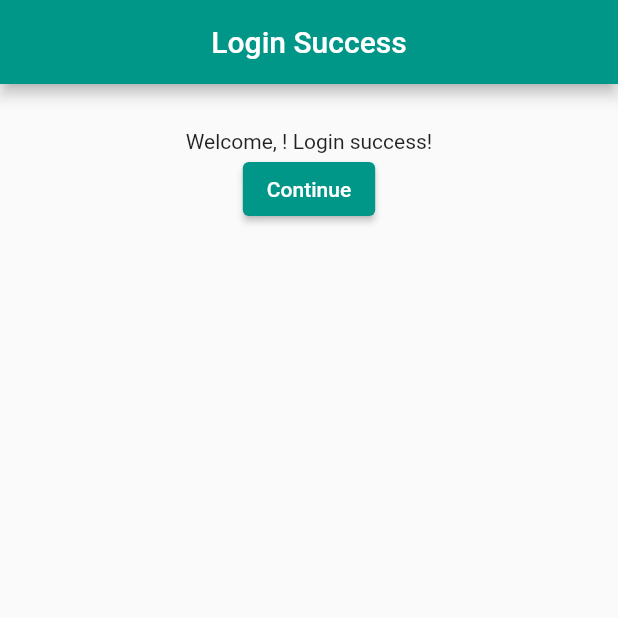
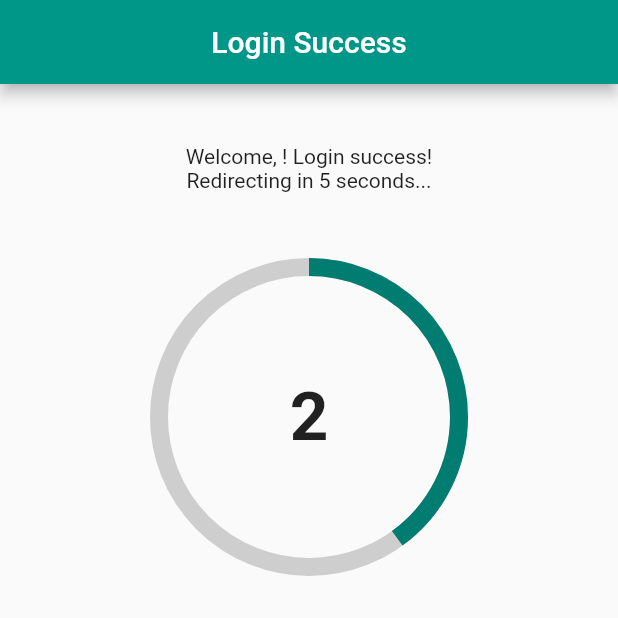
Before and after one commit to nsweatlas/mahallahfriendfinder, a Flutter app: the screen it shows once a user with an empty profile is signed in, on a phone screen of 412 x 824 dp, the top half of it. Run offline on Flutter 3.47's test engine with Material 2 defaults, Android fonts, the phone set to English and light mode, and no system bars; our stand-ins replace firebase_auth, firebase_core; accounts and stored records are empty.

Commit message:
Commit login_page and ui_widget for CircularProgressIndicator

```diff
--- a/lib/main.dart
+++ b/lib/main.dart
@@ -1,10 +1,10 @@
 import 'package:flutter/material.dart';
 import 'package:firebase_core/firebase_core.dart';
 import 'package:mahallahfriendfinder/widget_tree.dart';
+import 'pages/login_page.dart';
+import 'pages/loginsuccess_page.dart';
 import 'routes.dart';
-import 'package:mahallahfriendfinder/pages/login_page.dart';
 import 'package:mahallahfriendfinder/pages/loginsignup_page.dart';
-import 'package:mahallahfriendfinder/pages/loginsuccess_page.dart';
 import 'package:mahallahfriendfinder/pages/room_page.dart';
 import 'package:mahallahfriendfinder/pages/profile_page.dart';
 import 'package:mahallahfriendfinder/pages/logout_page.dart';
@@ -18,12 +18,14 @@ Future<void> main() async {
 class MyApp extends StatelessWidget {
   const MyApp({Key? key}) : super(key: key);
 
-  final String _title = 'Mahallah Friend Finder';
+  final String title = 'Mahallah Friend Finder';
+  final bool isLogin = true;
+  final double iconSize = 26.0;
 
   @override
   Widget build(BuildContext context) {
     return MaterialApp(
-      title: _title,
+      title: title,
       debugShowCheckedModeBanner: false,
       theme: ThemeData(
         primarySwatch: Colors.teal,
@@ -31,14 +33,20 @@ class MyApp extends StatelessWidget {
       home: WidgetTree(),
       // initialRoute: Routes.loginPage,
       routes: {
+        Routes.widgetTree: (context) => WidgetTree(),
+        Routes.loginPage: (context) => LoginPage(
+              isLogin: WidgetTree().isLogin,
+              widgetTree: WidgetTree(),
+            ),
+        Routes.loginSuccessPage: (context) => LoginSuccessPage(
+              widgetTree: WidgetTree(),
+            ),
         Routes.signUpPage: (context) => const SignUpPage(),
-        // Routes.loginPage: (context) => const LoginPage(),
-        // Routes.loginSuccessPage: (context) => const LoginSuccessPage(),
         Routes.roomPage: (context) => RoomPage(
-              title: _title,
+              title: title,
             ),
-        Routes.profilePage: (context) => const ProfilePage(
-              title: '',
+        Routes.profilePage: (context) => ProfilePage(
+              title: title,
             ),
         Routes.logOutPage: (context) => const LogoutPage(),
       },
--- a/lib/pages/loginsuccess_page.dart
+++ b/lib/pages/loginsuccess_page.dart
@@ -1,8 +1,13 @@
+import 'dart:async';
 import 'package:flutter/material.dart';
+import 'package:mahallahfriendfinder/main.dart';
+import 'package:mahallahfriendfinder/pages/room_page.dart';
+import 'package:mahallahfriendfinder/widgets/ui_widget.dart';
+import 'package:mahallahfriendfinder/widget_tree.dart';
+import 'package:mahallahfriendfinder/auth.dart';
 import 'package:firebase_auth/firebase_auth.dart';
-import 'package:mahallahfriendfinder/auth.dart';
-import 'package:mahallahfriendfinder/widget_tree.dart';
 import '../routes.dart';
+import 'loginsignup_page.dart';
 
 // ignore: must_be_immutable
 class LoginSuccessPage extends StatefulWidget {
@@ -15,6 +20,11 @@ class LoginSuccessPage extends StatefulWidget {
 
 class _LoginSuccessPageState extends State<LoginSuccessPage> {
   final User? user = Auth().currentUser;
+  static const int counter = 5;
+  double value = counter.toDouble();
+  Timer? timer;
+
+  bool get isLogin => widget.widgetTree.isLogin;
 
   // Future<void> signOut() async {
   //   await Auth().signOut();
@@ -31,12 +41,67 @@ class _LoginSuccessPageState extends State<LoginSuccessPage> {
     } else {
       text = "Continue to registration?";
     }
-    return Text("Welcome, ${user?.email ?? 'User email'}! $text");
+    return Text(
+      "Welcome, ${user?.email ?? 'User email'}! $text"
+      "\nRedirecting in $counter seconds...",
+      textAlign: TextAlign.center,
+    );
   }
 
-  Widget _continueButton(bool isLogin) {
-    return ElevatedButton(
-        onPressed: () {
+  // Widget _continueButton(bool isLogin) {
+  //   return ElevatedButton(
+  //       onPressed: () {
+  //         setState(() {
+  //           String routeName = "";
+  //           if (isLogin) {
+  //             routeName = Routes.roomPage;
+  //           } else {
+  //             routeName = Routes.signUpPage;
+  //           }
+  //           Navigator.pushNamed(context, routeName);
+  //         });
+  //       },
+  //       child: const Text("Continue"));
+  // }
+
+// SchedulerBinding.instance.addPostFrameCallback((_) {
+//   Navigator.of(context).pushNamed("login");
+// });
+
+  Widget _timerText() {
+    timer = Timer(const Duration(seconds: 1), () {
+      setState(() {
+        value--;
+      });
+    });
+    if (value <= 0) {
+      timer!.cancel();
+    }
+    return Text(
+      "${value.toInt()}",
+      style: const TextStyle(fontSize: 45, fontWeight: FontWeight.bold),
+    );
+  }
+
+  Widget _stackLoading() {
+    return sizedBoxChild(
+        200,
+        200,
+        Stack(
+          fit: StackFit.expand,
+          children: [
+            circleLoading(value / counter),
+            Center(
+              child: _timerText(),
+            )
+          ],
+        ));
+  }
+
+  @override
+  void initState() {
+    super.initState();
+    Timer(const Duration(seconds: counter + 1), () {
       setState(() {
         String routeName = "";
         if (isLogin) {
@@ -44,20 +109,19 @@ class _LoginSuccessPageState extends State<LoginSuccessPage> {
         } else {
           routeName = Routes.signUpPage;
         }
-            Navigator.pushNamed(context, routeName);
+        Navigator.of(context).pushNamed(routeName);
       });
-        },
-        child: const Text("Continue"));
+    });
   }
 
-// SchedulerBinding.instance.addPostFrameCallback((_) {
-//   Navigator.of(context).pushNamed("login");
-// });
+  @override
+  void dispose() {
+    super.dispose();
+    timer!.cancel();
+  }
 
   @override
   Widget build(BuildContext context) {
-    bool isLogin = widget.widgetTree.isLogin;
-
     return Scaffold(
       appBar: AppBar(
         title: Text(isLogin ? 'Login Success' : 'Sign Up Success'),
@@ -65,10 +129,12 @@ class _LoginSuccessPageState extends State<LoginSuccessPage> {
       ),
       body: Container(
         alignment: Alignment.center,
-        padding: const EdgeInsets.all(30),
+        padding: const EdgeInsets.fromLTRB(30, 40, 30, 30),
         child: Column(children: <Widget>[
           _welcomeText(isLogin),
-          _continueButton(isLogin),
+          sizedBox(0, 50),
+          _stackLoading(),
+          //_continueButton(isLogin),
         ]),
       ),
     );
--- a/lib/routes.dart
+++ b/lib/routes.dart
@@ -5,4 +5,5 @@ class Routes {
   static const roomPage = '/pages/room_page';
   static const profilePage = '/pages/profile_page';
   static const logOutPage = '/pages/logout_page';
+  static const widgetTree = '/widget_tree';
 }
--- a/lib/widget_tree.dart
+++ b/lib/widget_tree.dart
@@ -5,7 +5,10 @@ import 'package:mahallahfriendfinder/pages/login_page.dart';
 
 // ignore: must_be_immutable
 class WidgetTree extends StatefulWidget {
-  WidgetTree({Key? key}) : super(key: key);
+  WidgetTree({
+    super.key,
+  });
+
   bool isLogin = true;
 
   void setIsLogin(bool isLogin) {
@@ -30,7 +33,6 @@ class _WidgetTreeState extends State<WidgetTree> {
           return LoginSuccessPage(
             widgetTree: widget,
           );
-          //return const RoomPage(title: WidgetTree._title);
         } else {
           return LoginPage(
             isLogin: widget.isLogin,
--- a/lib/widgets/ui_widget.dart
+++ b/lib/widgets/ui_widget.dart
@@ -1,9 +1,19 @@
 import 'package:flutter/material.dart';
+
+double iconSize = 26.0;
 
 Widget sizedBox(double? sbWeight, double? sbHeight) {
   return SizedBox(
     width: sbWeight,
     height: sbHeight,
+  );
+}
+
+Widget sizedBoxChild(double? sbWidth, double? sbHeight, Widget? child) {
+  return SizedBox(
+    width: sbWidth,
+    height: sbHeight,
+    child: child,
   );
 }
 
@@ -16,3 +26,12 @@ Widget entryField(
     decoration: InputDecoration(labelText: title),
   );
 }
+
+Widget circleLoading(double? value) {
+  return CircularProgressIndicator(
+    value: value,
+    valueColor: const AlwaysStoppedAnimation(Color.fromARGB(255, 0, 124, 112)),
+    backgroundColor: const Color.fromARGB(255, 206, 206, 206),
+    strokeWidth: 12,
+  );
+}
```
Also changed, not shown: lib/dorm.dart (+20 -4 lines), lib/dormblocks.dart (+22 -5 lines), lib/pages/login_page.dart (+31 -5 lines), lib/pages/room_page.dart (+8 -13 lines), pubspec.lock. Lines whose indentation alone changed are shown as unchanged.
